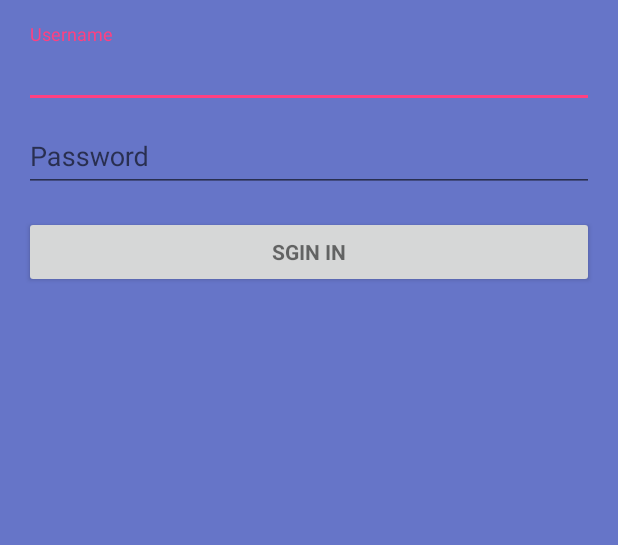
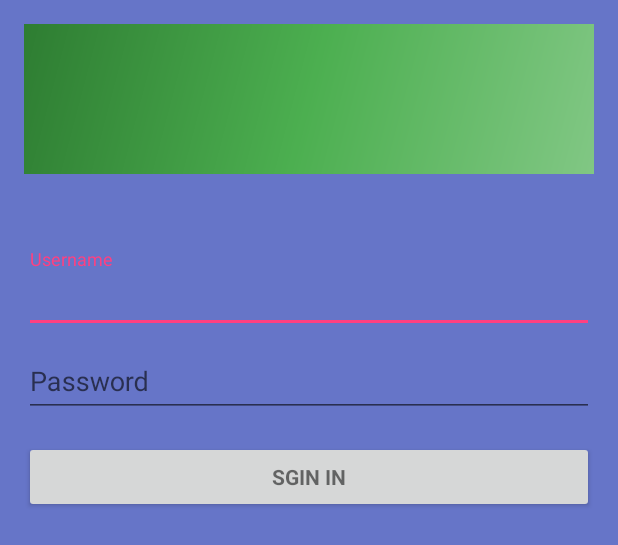
Before and after one commit to ifahad/TSApp, an Android app: the layout activity_login.xml on its own in the app's theme, with its tools: preview values and no code run, on a phone screen of 412 x 824 dp. Shown: the top 545 px of the screen. Run offline under Robolectric (Android 15) with nearby library versions, the phone set to English and light mode, and no system bars.

Commit message:
add chang to login interface

```diff
--- a/app/src/main/java/com/example/taibahsystem/LoginActivity.java
+++ b/app/src/main/java/com/example/taibahsystem/LoginActivity.java
@@ -69,8 +69,7 @@ public class LoginActivity extends AppCompatActivity{
                 login.enqueue(new Callback<Results>() {
                     @Override
                     public void onResponse(Call<Results> call, Response<Results> response) {
-                        Log.d("username",response.body().getUsername());
-                        Log.d("password",response.body().getPassword());
+                       Log.d("message",response.body().getMessage());
                     }
 
                     @Override
--- a/app/src/main/java/com/example/taibahsystem/Network/RetrofitObj.java
+++ b/app/src/main/java/com/example/taibahsystem/Network/RetrofitObj.java
@@ -11,7 +11,7 @@ public class RetrofitObj {
     private static Retrofit RetrofitObj=null;
     public static void CreateRetrofitObj(){
         Retrofit retrofit=new Retrofit.Builder()
-                .baseUrl("http://192.168.8.104:81/gproject/")
+                .baseUrl("http://192.168.1.17/gproject/")
                 .addConverterFactory(GsonConverterFactory.create())
                 .build();
         RetrofitObj=retrofit;
--- a/app/src/main/res/layout/activity_login.xml
+++ b/app/src/main/res/layout/activity_login.xml
@@ -1,4 +1,5 @@
 <LinearLayout xmlns:android="http://schemas.android.com/apk/res/android"
+    xmlns:app="http://schemas.android.com/apk/res-auto"
     xmlns:tools="http://schemas.android.com/tools"
     android:layout_width="match_parent"
     android:layout_height="match_parent"
@@ -12,10 +13,17 @@
     tools:context="com.example.taibahsystem.LoginActivity">
 
 
+    <ImageView
+        android:id="@+id/imageView2"
+        android:layout_width="match_parent"
+        android:layout_height="100dp"
+        app:srcCompat="@drawable/side_nav_bar" />
+
     <ScrollView
         android:id="@+id/login_form"
         android:layout_width="match_parent"
-        android:layout_height="match_parent">
+        android:layout_height="match_parent"
+        android:layout_marginTop="50dp">
 
         <LinearLayout
             android:id="@+id/email_login_form"
--- a/app/src/main/res/values/styles.xml
+++ b/app/src/main/res/values/styles.xml
@@ -1,7 +1,7 @@
 <resources>
 
     <!-- Base application theme. -->
-    <style name="AppTheme" parent="Theme.AppCompat.Light.DarkActionBar">
+    <style name="AppTheme" parent="Theme.AppCompat.Light.NoActionBar">
         <!-- Customize your theme here. -->
         <item name="colorPrimary">@color/colorPrimary</item>
         <item name="colorPrimaryDark">@color/colorPrimaryDark</item>
```
Also changed, not shown: app/src/main/java/com/example/taibahsystem/Network/Models/Results.java (+5 -14 lines).
